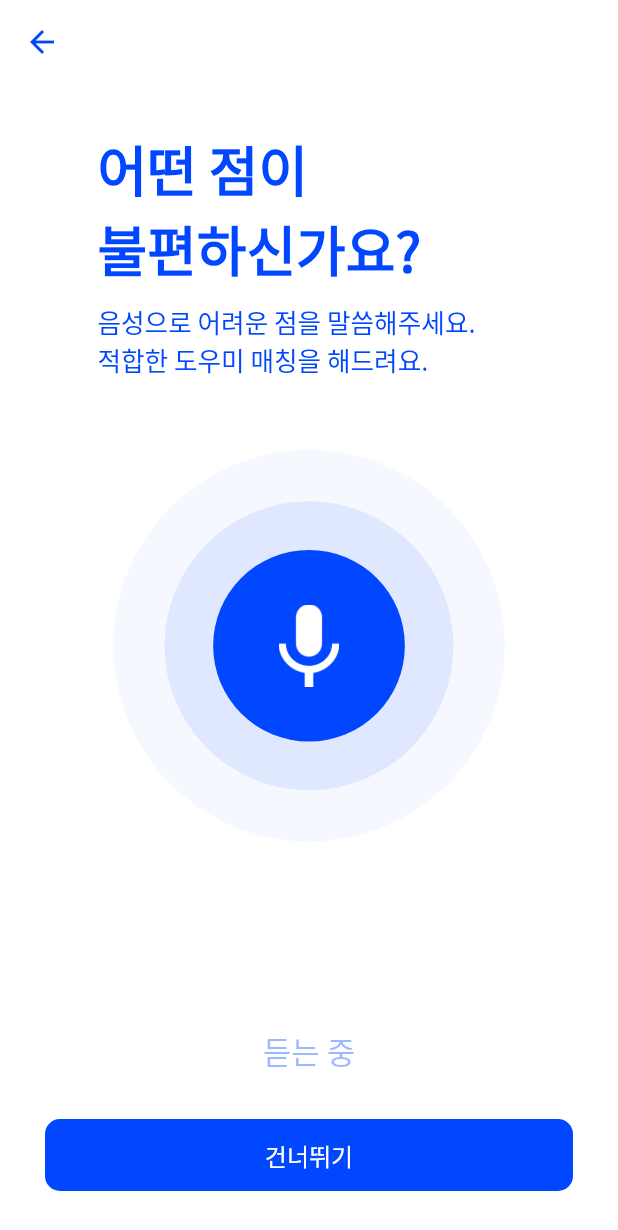
After one commit to digiHow/digiHow_fe, a Flutter app: the MatchingVoice screen opened directly, on a phone screen of 412 x 824 dp. The commit adds this screen. Shown: the top 1230 px of the screen. Run offline on Flutter 3.47's test engine with Material 2 defaults, Android fonts, the light colour scheme and no system bars; our stand-ins replace cloud_firestore, firebase_auth, firebase_core, get, google_sign_in; accounts and stored records are empty; generated files the repository leaves out were written again.

Commit message:
Feat: Matching 화면 3개 추가

```diff
--- a/lib/main.dart
+++ b/lib/main.dart
@@ -1,7 +1,7 @@
 import 'package:digi_how/consts/colors.dart';
 import 'package:digi_how/consts/input_decoration.dart';
 import 'package:digi_how/firebase_options.dart';
-import 'package:digi_how/screens/helper_helpee_select_screen.dart';
+import 'package:digi_how/screens/matching/matching_complete.dart';
 import 'package:firebase_core/firebase_core.dart';
 import 'package:flutter/material.dart';
 import 'package:get/get.dart';
@@ -35,7 +35,7 @@ class MyApp extends StatelessWidget {
       home: const SafeArea(
         child: Scaffold(
           backgroundColor: MyColors.white,
-          body: HelperHelpeeSelectScreen(),
+          body: MatchingComplete(),
         ),
       ),
     );
--- /dev/null
+++ b/lib/screens/matching/matching_voice.dart
@@ -0,0 +1,137 @@
+import 'package:flutter/material.dart';
+
+class MatchingVoice extends StatefulWidget {
+  const MatchingVoice({super.key});
+
+  @override
+  State<MatchingVoice> createState() => _MatchingVoiceState();
+}
+
+class _MatchingVoiceState extends State<MatchingVoice> {
+  @override
+  Widget build(BuildContext context) {
+    return SafeArea(
+      child: Scaffold(
+        appBar: AppBar(),
+        body: Column(
+          crossAxisAlignment: CrossAxisAlignment.center,
+          children: [
+            Padding(
+              padding: const EdgeInsets.only(
+                top: 30,
+              ),
+              child: Transform.translate(
+                offset: const Offset(-15, 0),
+                child: Column(
+                  crossAxisAlignment: CrossAxisAlignment.start,
+                  children: const [
+                    Text(
+                      "어떤 점이",
+                      style: TextStyle(
+                        color: Color(0xFF0047FF),
+                        fontWeight: FontWeight.w700,
+                        fontSize: 40 * 0.9,
+                      ),
+                    ),
+                    Text(
+                      "불편하신가요?",
+                      style: TextStyle(
+                        color: Color(0xFF0047FF),
+                        fontWeight: FontWeight.w700,
+                        fontSize: 40 * 0.9,
+                      ),
+                    ),
+                    SizedBox(
+                      height: 10,
+                    ),
+                    Text(
+                      "음성으로 어려운 점을 말씀해주세요.",
+                      style: TextStyle(
+                        color: Color(0xFF0047FF),
+                        fontWeight: FontWeight.w400,
+                        fontSize: 19 * 0.9,
+                      ),
+                    ),
+                    Text(
+                      "적합한 도우미 매칭을 해드려요.",
+                      style: TextStyle(
+                        color: Color(0xFF0047FF),
+                        fontWeight: FontWeight.w400,
+                        fontSize: 19 * 0.9,
+                      ),
+                    ),
+                  ],
+                ),
+              ),
+            ),
+            const SizedBox(
+              height: 48,
+            ),
+            Stack(
+              alignment: Alignment.center,
+              children: [
+                Container(
+                  width: 290 * 0.9,
+                  height: 290 * 0.9,
+                  decoration: BoxDecoration(
+                    color: const Color(0xFF0047FF).withOpacity(0.04),
+                    borderRadius: BorderRadius.circular(290),
+                  ),
+                ),
+                Container(
+                  width: 214 * 0.9,
+                  height: 214 * 0.9,
+                  decoration: BoxDecoration(
+                    color: const Color(0xFF0047FF).withOpacity(0.09),
+                    borderRadius: BorderRadius.circular(214),
+                  ),
+                ),
+                Container(
+                  width: 142 * 0.9,
+                  height: 142 * 0.9,
+                  decoration: BoxDecoration(
+                    color: const Color(0xFF0047FF),
+                    borderRadius: BorderRadius.circular(142),
+                  ),
+                ),
+                SizedBox(
+                  height: 61 * 0.9,
+                  child: Image.asset("assets/images/mic.png"),
+                ),
+              ],
+            ),
+            const Spacer(),
+            Text(
+              "듣는 중",
+              style: TextStyle(
+                color: const Color(0xFF0047FF).withOpacity(0.39),
+                fontSize: 23 * 0.9,
+              ),
+            ),
+            GestureDetector(
+              onTap: () {},
+              child: Padding(
+                padding: const EdgeInsets.all(30.0),
+                child: Container(
+                  alignment: Alignment.center,
+                  height: 48,
+                  decoration: BoxDecoration(
+                    borderRadius: BorderRadius.circular(10),
+                    color: const Color(0xFF0047FF),
+                  ),
+                  child: const Text(
+                    "건너뛰기",
+                    style: TextStyle(
+                      color: Colors.white,
+                      fontSize: 16,
+                    ),
+                  ),
+                ),
+              ),
+            ),
+          ],
+        ),
+      ),
+    );
+  }
+}
```
Also changed, not shown: lib/consts/text_style.dart (+14 -0 lines), lib/screens/matching/matching_complete.dart (added, +99 -0 lines), lib/screens/matching/matching_load.dart (added, +54 -0 lines), assets/images/3d_avatar_24.png (added), assets/images/effect.png (added), assets/images/mic.png (added), 1 other file.
